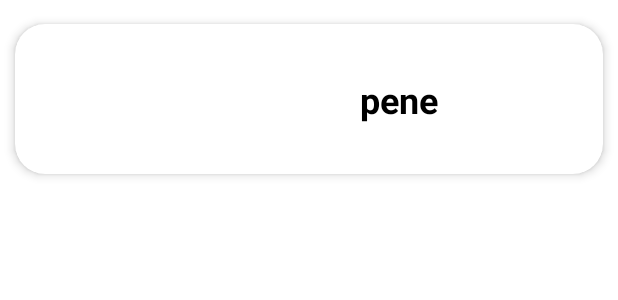
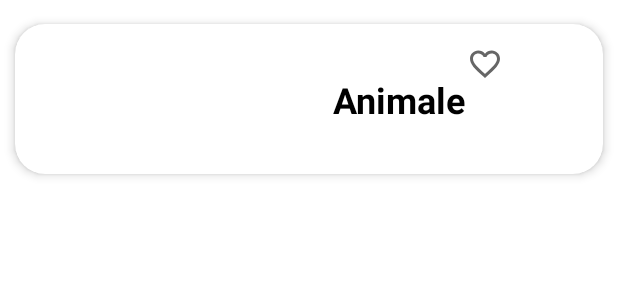
Before and after one commit to MarcoCostantini26/EcoGuardians, an Android app: the layout list_item.xml on its own in the app's theme, with its tools: preview values and no code run, on a phone screen of 412 x 824 dp. Shown: the top 300 px of the screen. Run offline under Robolectric (Android 15) with nearby library versions, the phone set to English and light mode, and no system bars.

Commit message:
add favorite animal option layout

```diff
--- a/app/src/main/java/com/example/ecoguardians/SecondFragment.kt
+++ b/app/src/main/java/com/example/ecoguardians/SecondFragment.kt
@@ -1,11 +1,13 @@
 package com.example.ecoguardians
 
+import android.annotation.SuppressLint
 import android.os.Bundle
 import android.util.Log
 import androidx.fragment.app.Fragment
 import android.view.LayoutInflater
 import android.view.View
 import android.view.ViewGroup
+import android.widget.ImageButton
 import androidx.fragment.app.FragmentTransaction
 import androidx.fragment.app.viewModels
 import androidx.lifecycle.lifecycleScope
@@ -62,7 +64,7 @@ class SecondFragment : Fragment(), AnimalAdapter.ItemClickListener{
                                 animalViewModel.getPosition(animalNames[0]), animalViewModel.getAverageLife(animalNames[0]))
                     }
                 }
-            } catch (e: Exception) {
+            } catch (_: Exception) {
 
             }
         }
@@ -72,6 +74,7 @@ class SecondFragment : Fragment(), AnimalAdapter.ItemClickListener{
 
     }
 
+    @SuppressLint("NotifyDataSetChanged")
     private fun handleAnimalNames(image: Int, names: List<String>, numberSpecies: String, classification: String,
                                   position: String, averageLife: String) {
         if (names.isNotEmpty()) {
--- /dev/null
+++ b/app/src/main/res/drawable/favorite_icon.xml
@@ -0,0 +1,12 @@
+<?xml version="1.0" encoding="utf-8"?>
+<vector xmlns:android="http://schemas.android.com/apk/res/android"
+    android:id="@+id/favorite_button"
+    android:width="24dp"
+    android:height="24dp"
+    android:viewportWidth="24"
+    android:viewportHeight="24"
+    android:tint="?attr/colorControlNormal">
+    <path
+        android:fillColor="@android:color/white"
+        android:pathData="M16.5,3c-1.74,0 -3.41,0.81 -4.5,2.09C10.91,3.81 9.24,3 7.5,3 4.42,3 2,5.42 2,8.5c0,3.78 3.4,6.86 8.55,11.54L12,21.35l1.45,-1.32C18.6,15.36 22,12.28 22,8.5 22,5.42 19.58,3 16.5,3zM12.1,18.55l-0.1,0.1 -0.1,-0.1C7.14,14.24 4,11.39 4,8.5 4,6.5 5.5,5 7.5,5c1.54,0 3.04,0.99 3.57,2.36h1.87C13.46,5.99 14.96,5 16.5,5c2,0 3.5,1.5 3.5,3.5 0,2.89 -3.14,5.74 -7.9,10.05z"/>
+</vector>
--- a/app/src/main/res/layout/list_item.xml
+++ b/app/src/main/res/layout/list_item.xml
@@ -1,11 +1,12 @@
 <?xml version="1.0" encoding="utf-8"?>
 <androidx.cardview.widget.CardView xmlns:android="http://schemas.android.com/apk/res/android"
+    xmlns:app="http://schemas.android.com/apk/res-auto"
+    xmlns:tools="http://schemas.android.com/tools"
     android:layout_width="match_parent"
     android:layout_height="wrap_content"
-    xmlns:app="http://schemas.android.com/apk/res-auto"
-    app:cardCornerRadius="20dp"
     android:layout_marginHorizontal="10dp"
     android:layout_marginVertical="16dp"
+    app:cardCornerRadius="20dp"
     app:cardElevation="4dp">
 
     <androidx.constraintlayout.widget.ConstraintLayout
@@ -20,11 +21,12 @@
             app:layout_constraintBottom_toBottomOf="parent"
             app:layout_constraintStart_toStartOf="parent"
             app:layout_constraintTop_toTopOf="parent" />
+
         <TextView
             android:id="@+id/textView"
             android:layout_width="wrap_content"
             android:layout_height="wrap_content"
-            android:text="pene"
+            android:text="Animale"
             android:textColor="@color/black"
             android:textSize="24sp"
             android:textStyle="bold"
@@ -34,5 +36,23 @@
             app:layout_constraintStart_toEndOf="@+id/imageView"
             app:layout_constraintTop_toTopOf="parent" />
 
+        <ImageButton
+            android:id="@+id/favorite_button"
+            android:layout_width="0dp"
+            android:layout_height="21dp"
+            android:layout_marginStart="250dp"
+            android:layout_marginTop="16dp"
+            android:layout_marginEnd="16dp"
+            android:layout_marginBottom="60dp"
+            android:background="?android:attr/selectableItemBackgroundBorderless"
+            android:contentDescription="@string/favorite"
+            android:src="@drawable/favorite_icon"
+            app:layout_constraintBottom_toBottomOf="parent"
+            app:layout_constraintEnd_toEndOf="parent"
+            app:layout_constraintHorizontal_bias="0.0"
+            app:layout_constraintStart_toStartOf="parent"
+            app:layout_constraintTop_toTopOf="parent"
+            app:layout_constraintVertical_bias="0.0" />
+
     </androidx.constraintlayout.widget.ConstraintLayout>
 </androidx.cardview.widget.CardView>
--- a/app/src/main/res/values/strings.xml
+++ b/app/src/main/res/values/strings.xml
@@ -37,4 +37,7 @@
     <!-- Stringhe relative al settings-->
     <string name="darkLight">Select dark/light mode:</string>
 
+    <!-- Stringhe relative al riquadro dell'animale -->
+    <string name="favorite">Favorite</string>
+
 </resources>
```
Also changed, not shown: app/src/main/java/com/example/ecoguardians/AnimalAdapter.kt (+24 -0 lines), app/src/main/java/com/example/ecoguardians/viewModel/AnimalViewModel.kt (+12 -0 lines), app/src/main/res/drawable/cuore_pieno.png (added), app/src/main/res/drawable/favorite_fill_icon.png (added).
